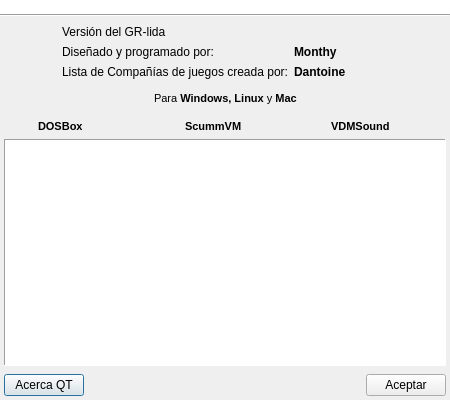
Monthy/gr-lida, file ui/acercad.ui: the form before one commit.
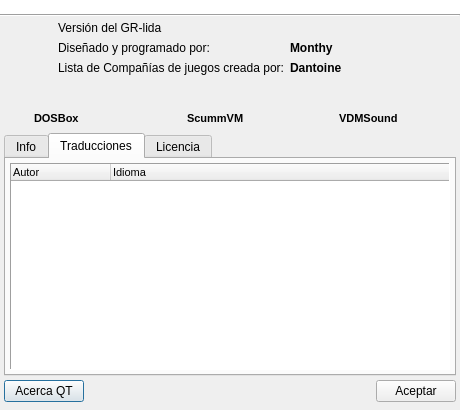
The form after the commit. The open tabs and pages were chosen to show the change. Icons and pictures are not drawn.

Patch:
```diff
--- a/ui/acercad.ui
+++ b/ui/acercad.ui
@@ -5,20 +5,20 @@
    <rect>
     <x>0</x>
     <y>0</y>
-    <width>450</width>
-    <height>400</height>
+    <width>460</width>
+    <height>410</height>
    </rect>
   </property>
   <property name="minimumSize" >
    <size>
-    <width>450</width>
-    <height>400</height>
+    <width>460</width>
+    <height>410</height>
    </size>
   </property>
   <property name="maximumSize" >
    <size>
-    <width>450</width>
-    <height>400</height>
+    <width>460</width>
+    <height>410</height>
    </size>
   </property>
   <property name="windowTitle" >
@@ -131,23 +131,6 @@
     </widget>
    </item>
    <item>
-    <layout class="QVBoxLayout" >
-     <property name="spacing" >
-      <number>2</number>
-     </property>
-     <property name="leftMargin" >
-      <number>4</number>
-     </property>
-     <property name="topMargin" >
-      <number>4</number>
-     </property>
-     <property name="rightMargin" >
-      <number>4</number>
-     </property>
-     <property name="bottomMargin" >
-      <number>4</number>
-     </property>
-     <item>
       <layout class="QGridLayout" >
        <property name="leftMargin" >
         <number>4</number>
@@ -303,14 +286,7 @@
         </spacer>
        </item>
        <item>
-        <widget class="QLabel" name="label_7" >
-         <property name="text" >
-          <string>&lt;html>&lt;head>&lt;meta name="qrichtext" content="1" />&lt;style type="text/css">
-p, li { white-space: pre-wrap; }
-&lt;/style>&lt;/head>&lt;body style=" font-family:'MS Shell Dlg 2'; font-size:8.25pt; font-weight:400; font-style:normal; text-decoration:none;">
-&lt;p style=" margin-top:0px; margin-bottom:0px; margin-left:0px; margin-right:0px; -qt-block-indent:0; text-indent:0px; font-size:8pt;">Para &lt;span style=" font-weight:600;">Windows, &lt;/span>&lt;span style=" font-weight:600;">Linux &lt;/span>y &lt;span style=" font-weight:600;">Mac&lt;/span>&lt;/p>&lt;/body>&lt;/html></string>
-         </property>
-        </widget>
+      <widget class="QLabel" name="label_7" />
        </item>
        <item>
         <spacer>
@@ -467,6 +443,42 @@
       </layout>
      </item>
      <item>
+    <layout class="QVBoxLayout" >
+     <property name="leftMargin" >
+      <number>4</number>
+     </property>
+     <property name="topMargin" >
+      <number>4</number>
+     </property>
+     <property name="rightMargin" >
+      <number>4</number>
+     </property>
+     <property name="bottomMargin" >
+      <number>4</number>
+     </property>
+     <item>
+      <widget class="QTabWidget" name="tabWidget" >
+       <property name="currentIndex" >
+        <number>0</number>
+       </property>
+       <widget class="QWidget" name="tab_1" >
+        <attribute name="title" >
+         <string>Info</string>
+        </attribute>
+        <layout class="QVBoxLayout" >
+         <property name="leftMargin" >
+          <number>4</number>
+         </property>
+         <property name="topMargin" >
+          <number>4</number>
+         </property>
+         <property name="rightMargin" >
+          <number>4</number>
+         </property>
+         <property name="bottomMargin" >
+          <number>4</number>
+         </property>
+         <item>
       <widget class="QTextEdit" name="txtAcercaD" >
        <property name="frameShape" >
         <enum>QFrame::Panel</enum>
@@ -483,6 +495,97 @@
       </widget>
      </item>
     </layout>
+       </widget>
+       <widget class="QWidget" name="tab_2" >
+        <attribute name="title" >
+         <string>Traducciones</string>
+        </attribute>
+        <layout class="QVBoxLayout" >
+         <property name="leftMargin" >
+          <number>4</number>
+         </property>
+         <property name="topMargin" >
+          <number>4</number>
+         </property>
+         <property name="rightMargin" >
+          <number>4</number>
+         </property>
+         <property name="bottomMargin" >
+          <number>4</number>
+         </property>
+         <item>
+          <widget class="QTreeWidget" name="treeWidget" >
+           <property name="font" >
+            <font>
+             <pointsize>8</pointsize>
+             <weight>50</weight>
+             <bold>false</bold>
+             <strikeout>false</strikeout>
+             <stylestrategy>PreferDefault</stylestrategy>
+            </font>
+           </property>
+           <property name="frameShape" >
+            <enum>QFrame::Panel</enum>
+           </property>
+           <property name="frameShadow" >
+            <enum>QFrame::Sunken</enum>
+           </property>
+           <property name="editTriggers" >
+            <set>QAbstractItemView::NoEditTriggers</set>
+           </property>
+           <property name="iconSize" >
+            <size>
+             <width>16</width>
+             <height>16</height>
+            </size>
+           </property>
+           <property name="rootIsDecorated" >
+            <bool>false</bool>
+           </property>
+           <column>
+            <property name="text" >
+             <string>Autor</string>
+            </property>
+           </column>
+           <column>
+            <property name="text" >
+             <string>Idioma</string>
+            </property>
+           </column>
+          </widget>
+         </item>
+        </layout>
+       </widget>
+       <widget class="QWidget" name="tab_3" >
+        <attribute name="title" >
+         <string>Licencia</string>
+        </attribute>
+        <layout class="QVBoxLayout" >
+         <property name="leftMargin" >
+          <number>4</number>
+         </property>
+         <property name="topMargin" >
+          <number>4</number>
+         </property>
+         <property name="rightMargin" >
+          <number>4</number>
+         </property>
+         <property name="bottomMargin" >
+          <number>4</number>
+         </property>
+         <item>
+          <widget class="QTextEdit" name="txtLicense" >
+           <property name="frameShape" >
+            <enum>QFrame::Panel</enum>
+           </property>
+           <property name="readOnly" >
+            <bool>true</bool>
+           </property>
+          </widget>
+         </item>
+        </layout>
+       </widget>
+      </widget>
    </item>
    <item>
     <layout class="QHBoxLayout" >
@@ -490,13 +593,13 @@
       <number>6</number>
      </property>
      <property name="leftMargin" >
-      <number>4</number>
+        <number>0</number>
      </property>
      <property name="topMargin" >
       <number>4</number>
      </property>
      <property name="rightMargin" >
-      <number>4</number>
+        <number>0</number>
      </property>
      <property name="bottomMargin" >
       <number>4</number>
@@ -549,6 +652,8 @@
     </layout>
    </item>
   </layout>
+   </item>
+  </layout>
  </widget>
  <tabstops>
   <tabstop>btnClose</tabstop>
```
Left out of the diff: 4 changed lines with no effect on the pictures. Lines whose indentation alone changed are shown as unchanged.
